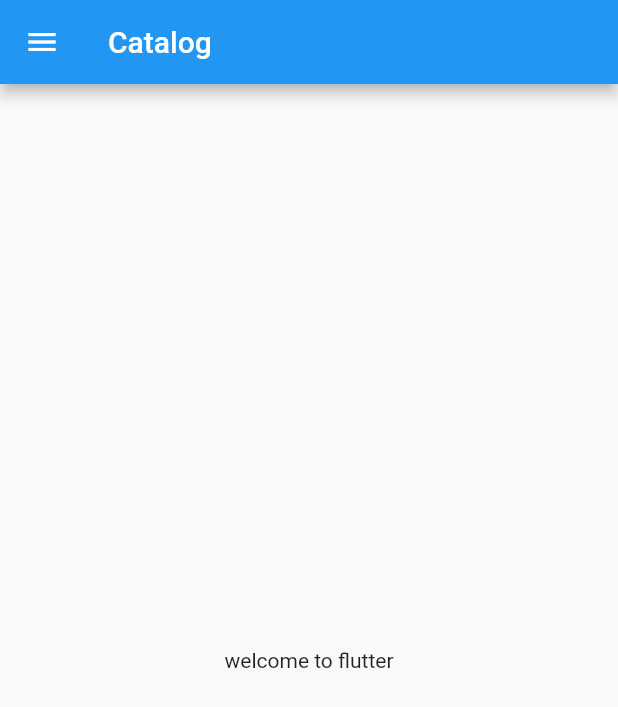
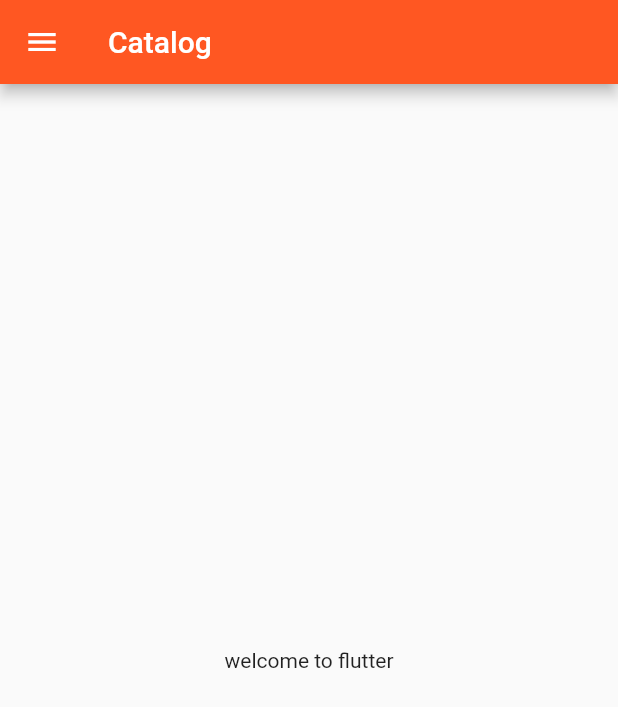
Before and after one commit to vaibhavpatil28/flutter_catalog, a Flutter app: the screen it shows after launch, on a phone screen of 412 x 824 dp. Shown: the top 707 px of the screen. Run offline on Flutter 3.47's test engine with Material 2 defaults, Android fonts, the phone set to English and light mode, and no system bars.

```diff
--- a/lib/main.dart
+++ b/lib/main.dart
@@ -1,5 +1,6 @@
 import 'package:flutter/material.dart';
-import 'package:flutter_catalog/home_page.dart';
+import 'package:flutter_catalog/pages/home_page.dart';
+import 'package:flutter_catalog/pages/login_page.dart';
 
 void main() {
   runApp(const MyApp());
@@ -11,7 +12,20 @@ class MyApp extends StatelessWidget {
   @override
   Widget build(BuildContext context) {
     return MaterialApp(
-        home: HomePage()
+        // home: HomePage(),
+        themeMode: ThemeMode.light,
+        theme: ThemeData(
+          primarySwatch: Colors.deepOrange
+        ),
+        darkTheme: ThemeData(
+          brightness: Brightness.dark
+        ),
+        initialRoute: '/home',
+        routes: {
+          "/": (context) => LoginPage(),
+          "/home": (context) => HomePage(),
+          "/login": (context) => LoginPage(),
+        },
     );
   }
 }
--- a/lib/home_page.dart
+++ b/lib/pages/home_page.dart
@@ -1,7 +1,6 @@
 import 'package:flutter/material.dart';
 
 class HomePage extends StatelessWidget {
-  const HomePage({Key? key}) : super(key: key);
 
   @override
   Widget build(BuildContext context) {
--- /dev/null
+++ b/lib/pages/login_page.dart
@@ -0,0 +1,10 @@
+import 'package:flutter/material.dart';
+
+class LoginPage extends StatelessWidget {
+  @override
+  Widget build(BuildContext context) {
+    return Material(
+      child: Center(child: Text('Login Page'),)
+    );
+  }
+}
```
